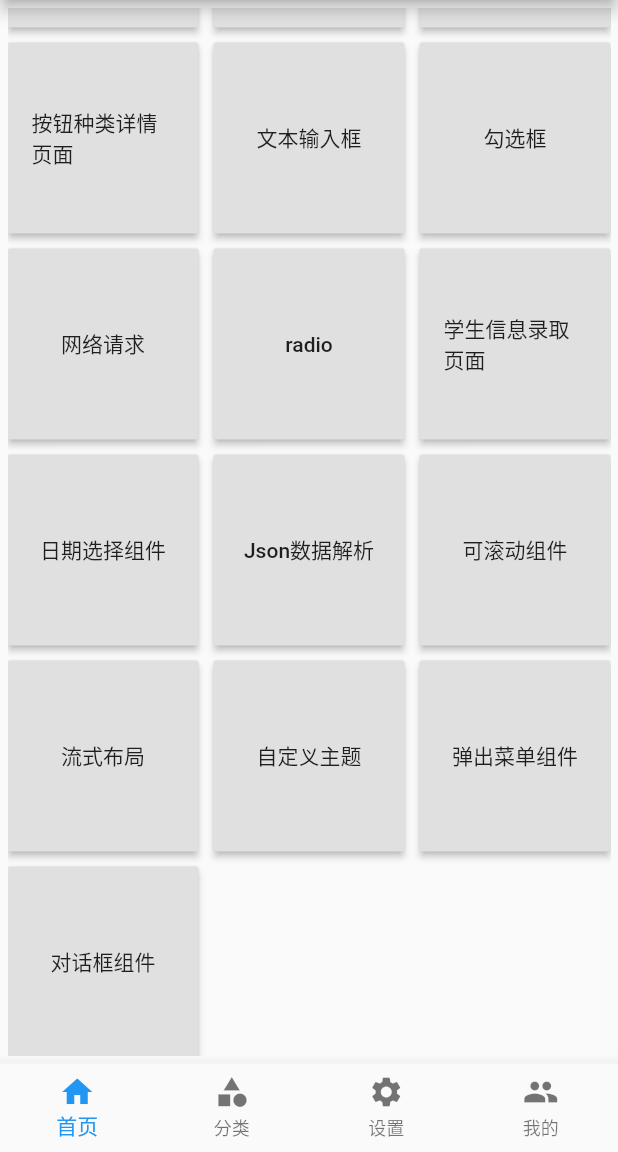
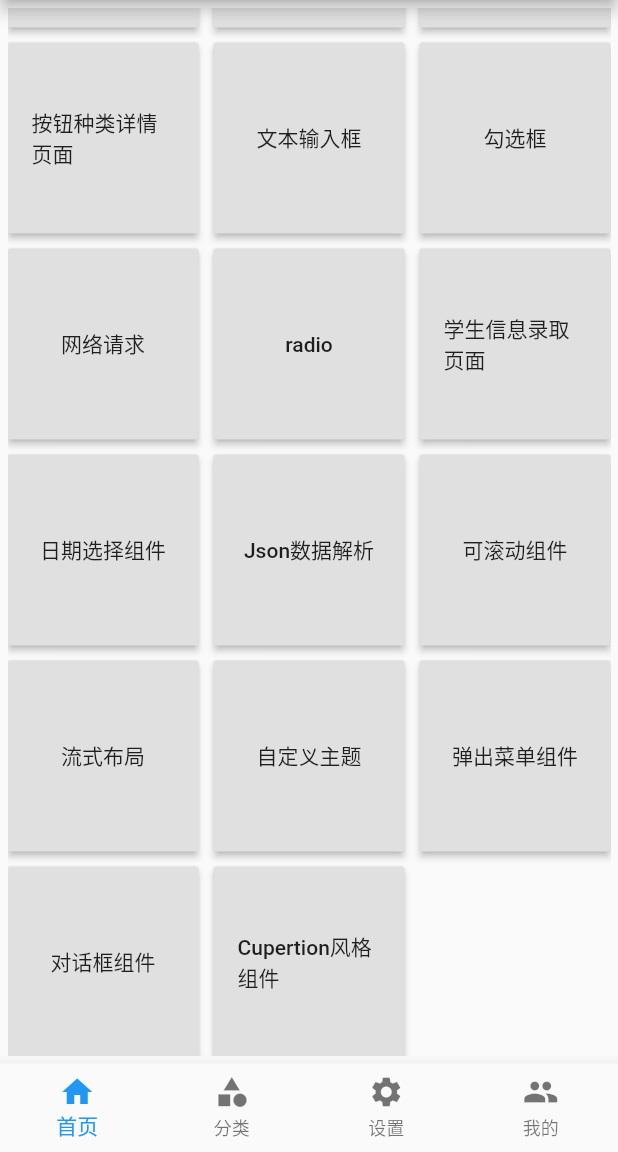
Before and after one commit to WuJinLi/flutterDemo, a Flutter app: the screen it shows after launch, scrolled down 114 dp, on a phone screen of 412 x 824 dp, the part 84-1236 px from its top. Run offline on Flutter 3.47's test engine with Material 2 defaults, Android fonts, the phone set to English and light mode, and no system bars; our stand-ins replace date_format, flutter_datetime_picker, toast; generated files the repository leaves out were written again.

Commit message:
添加ios风格组件页面，待完善

```diff
--- a/lib/pages/tabs/home_page.dart
+++ b/lib/pages/tabs/home_page.dart
@@ -154,7 +154,6 @@ class _HomeState extends State<HomePage> {
                   child: Text("弹出菜单组件"),
                 ),
               ),
-
               Container(
                 child: RaisedButton(
                   onPressed: () {
@@ -163,6 +162,14 @@ class _HomeState extends State<HomePage> {
                   child: Text("对话框组件"),
                 ),
               ),
+              Container(
+                child: RaisedButton(
+                  onPressed: () {
+                    Navigator.pushNamed(context, "/cupertion_page");
+                  },
+                  child: Text("Cupertion风格组件"),
+                ),
+              ),
             ],
           )),
     );
--- a/lib/routes/routes_config.dart
+++ b/lib/routes/routes_config.dart
@@ -27,6 +27,7 @@ import 'package:flutter_learn/pages/page/flowlayout/flowlayout.dart';
 import 'package:flutter_learn/pages/page/theme/custom_theme.dart';
 import 'package:flutter_learn/pages/page/popup/popup_menu.dart';
 import 'package:flutter_learn/pages/page/dialog/dialog_page.dart';
+import 'package:flutter_learn/pages/page/cupertion/cupertion_page.dart';
 
 /**
  * 配置路由
@@ -63,6 +64,7 @@ final routes = {
   "/custom_theme": (context) => CustomThemePage(),
   "/popup_menu": (context) => PopupMenuPage(),
   '/dialog_page': (context) => DialogPage(),
+  '/cupertion_page':(context) => CupertionPage(),
 };
 
 var onGenerateRoute = (RouteSettings settings) {
```
Also changed, not shown: lib/pages/page/cupertion/cupertion_page.dart (added, +30 -0 lines).
